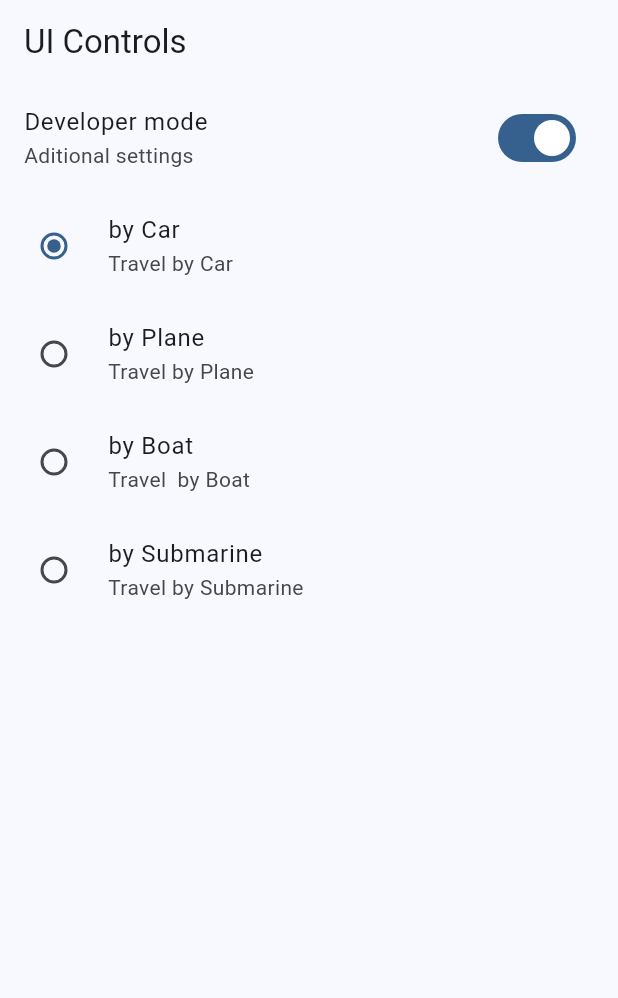
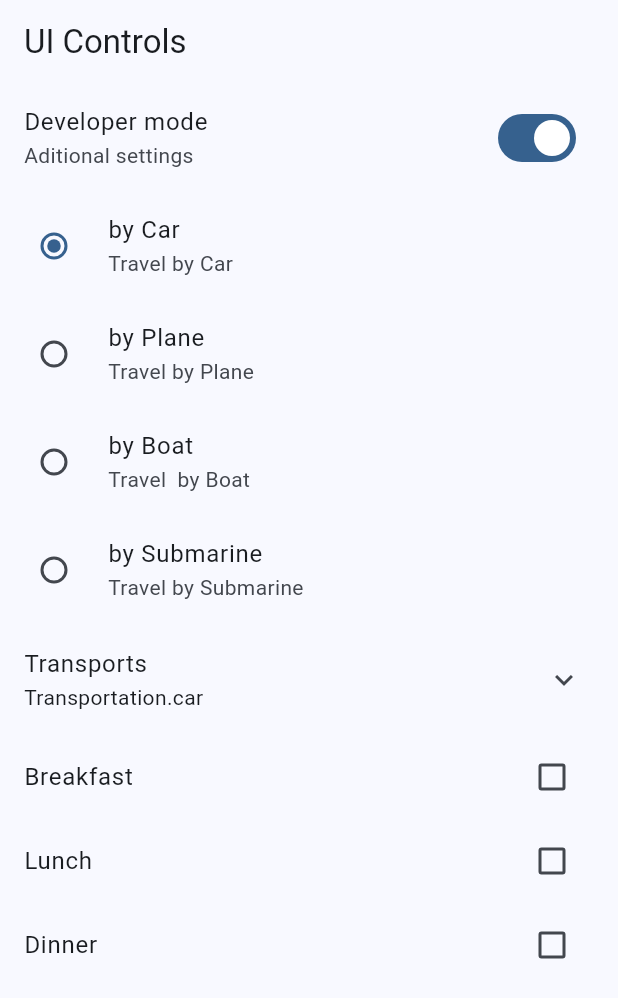
Before and after one commit to CRaez-Dev/flutter-starter, a Flutter app: the UiControlsScreen screen opened by its route, on a phone screen of 412 x 824 dp. Shown: the top 998 px of the screen. Run offline on Flutter 3.47's test engine with Material 3 defaults, Android fonts, the phone set to English and light mode, and no system bars; our stand-ins replace animate_do, dio, go_router, video_player.

Commit message:
[Widgets app - Ui Controls]
- Adding Checkbox Tile

```diff
--- a/widgets_app/lib/ui/screens/ui_controls/ui_controls.dart
+++ b/widgets_app/lib/ui/screens/ui_controls/ui_controls.dart
@@ -27,6 +27,9 @@ enum Transportation { car, plane, boat, submarine }
 class _UIControlsViewState extends State<_UIControlsView> {
   bool isDeveloper = true;
   Transportation selectedTransportation = Transportation.car;
+  bool wantsBreakfast = false;
+  bool wantsLunch = false;
+  bool wantsDinner = false;
 
   @override
   Widget build(BuildContext context) {
@@ -87,6 +90,83 @@ class _UIControlsViewState extends State<_UIControlsView> {
               selectedTransportation = Transportation.submarine;
             });
           },
+        ),
+        ExpansionTile(
+          title: const Text('Transports'),
+          subtitle: Text('$selectedTransportation'),
+          children: [
+            RadioListTile(
+              title: const Text('by Car'),
+              subtitle: const Text('Travel by Car'),
+              value: Transportation.car,
+              groupValue: selectedTransportation,
+              onChanged: (value) {
+                setState(() {
+                  selectedTransportation = Transportation.car;
+                });
+              },
+            ),
+            RadioListTile(
+              title: const Text('by Plane'),
+              subtitle: const Text('Travel by Plane'),
+              value: Transportation.plane,
+              groupValue: selectedTransportation,
+              onChanged: (value) {
+                setState(() {
+                  selectedTransportation = Transportation.plane;
+                });
+              },
+            ),
+            RadioListTile(
+              title: const Text('by Boat'),
+              subtitle: const Text('Travel  by Boat'),
+              value: Transportation.boat,
+              groupValue: selectedTransportation,
+              onChanged: (value) {
+                setState(() {
+                  selectedTransportation = Transportation.boat;
+                });
+              },
+            ),
+            RadioListTile(
+              title: const Text('by Submarine'),
+              subtitle: const Text('Travel by Submarine'),
+              value: Transportation.submarine,
+              groupValue: selectedTransportation,
+              onChanged: (value) {
+                setState(() {
+                  selectedTransportation = Transportation.submarine;
+                });
+              },
+            ),
+          ],
+        ),
+        CheckboxListTile(
+          value: wantsBreakfast,
+          title: const Text('Breakfast'),
+          onChanged: (value) {
+            setState(() {
+              wantsBreakfast = !wantsBreakfast;
+            });
+          },
+        ),
+        CheckboxListTile(
+          value: wantsLunch,
+          title: const Text('Lunch'),
+          onChanged: (value) {
+            setState(() {
+              wantsLunch = !wantsLunch;
+            });
+          },
+        ),
+        CheckboxListTile(
+          value: wantsDinner,
+          title: const Text('Dinner'),
+          onChanged: (value) {
+            setState(() {
+              wantsDinner = !wantsDinner;
+            });
+          },
         )
       ],
     );
```
